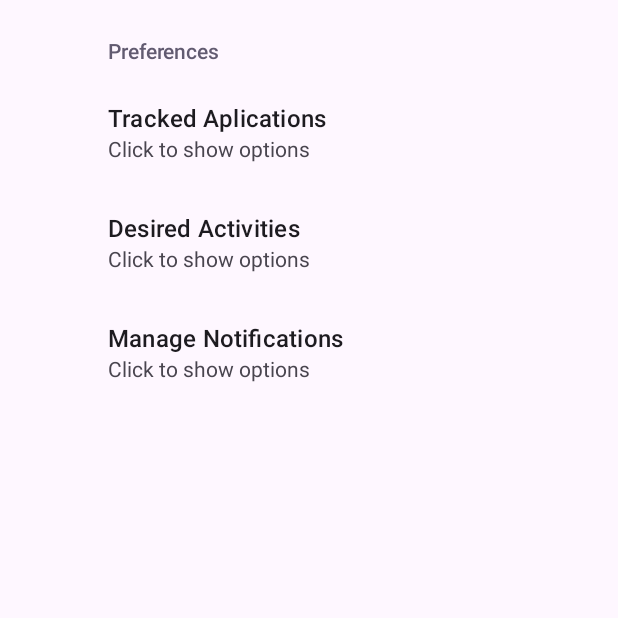
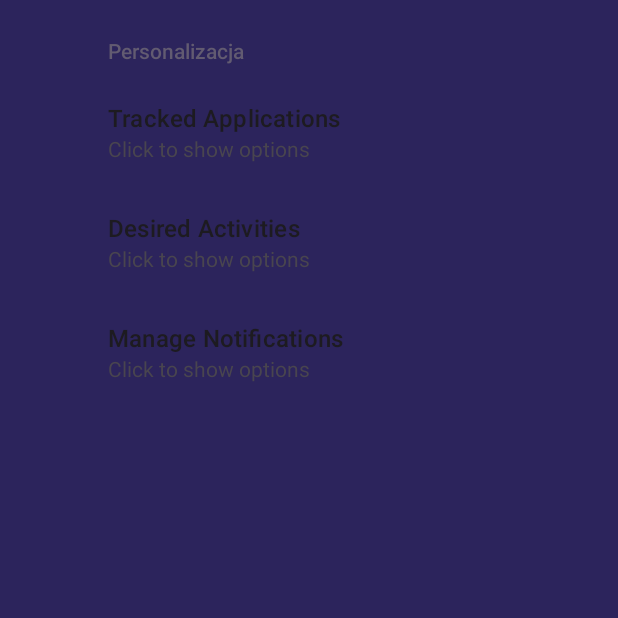
Before and after one commit to Gou-ash/FishyFrank, an Android app built with Jetpack Compose: the SettingsActivity screen opened directly, with no data from a screen before it, on a phone screen of 412 x 824 dp, the top half of it. Run offline under Robolectric (Android 15) with nearby library versions, the phone set to English and light mode, and no system bars; our stand-ins replace androidx.preference.

Commit message:
personalizacja

```diff
--- a/app/src/main/java/com/example/hackaton/SettingsActivity.kt
+++ b/app/src/main/java/com/example/hackaton/SettingsActivity.kt
@@ -1,6 +1,7 @@
 package com.example.hackaton
 
 import android.os.Bundle
+import android.view.View
 import androidx.appcompat.app.AppCompatActivity
 import androidx.preference.PreferenceFragmentCompat
 
@@ -16,11 +17,20 @@ class SettingsActivity : AppCompatActivity() {
                 .commit()
         }
         supportActionBar?.setDisplayHomeAsUpEnabled(true)
+
     }
+
+
 
     class SettingsFragment : PreferenceFragmentCompat() {
         override fun onCreatePreferences(savedInstanceState: Bundle?, rootKey: String?) {
             setPreferencesFromResource(R.xml.root_preferences, rootKey)
         }
+
+        override fun onViewCreated(view: View, savedInstanceState: Bundle?) {
+            super.onViewCreated(view, savedInstanceState)
+            view.setBackgroundColor(android.graphics.Color.parseColor("#2c245c"))
+        }
+
     }
 }
--- /dev/null
+++ b/app/src/main/res/drawable/redpink_button.xml
@@ -0,0 +1,5 @@
+<shape xmlns:android="http://schemas.android.com/apk/res/android"
+    android:shape="rectangle">
+    <solid android:color="#b84a62" />
+    <corners android:radius="12dp" />
+</shape>
--- a/app/src/main/res/xml/root_preferences.xml
+++ b/app/src/main/res/xml/root_preferences.xml
@@ -1,23 +1,25 @@
-<PreferenceScreen xmlns:app="http://schemas.android.com/apk/res-auto">
+<PreferenceScreen xmlns:android="http://schemas.android.com/apk/res/android"
+    xmlns:app="http://schemas.android.com/apk/res-auto">
 
-    <PreferenceCategory app:title="Preferences">
+    <PreferenceCategory app:title="Personalizacja">
 
-        <!-- Custom preference that will show a dialog/popup -->
         <Preference
             app:key="buttonTracked"
-            app:title="Tracked Aplications"
-            app:summary="Click to show options" />
+            app:layout="@layout/preference_redpink"
+            app:summary="Click to show options"
+            app:title="Tracked Applications" />
 
         <Preference
             app:key="buttonActivities"
-            app:title="Desired Activities"
-            app:summary="Click to show options" />
+            app:layout="@layout/preference_redpink"
+            app:summary="Click to show options"
+            app:title="Desired Activities" />
 
         <Preference
             app:key="buttonNotifications"
-            app:title="Manage Notifications"
-            app:summary="Click to show options" />
+            app:layout="@layout/preference_redpink"
+            app:summary="Click to show options"
+            app:title="Manage Notifications" />
 
     </PreferenceCategory>
-
 </PreferenceScreen>
```
Also changed, not shown: app/src/main/res/layout/preference_redpink.xml (added, +27 -0 lines).
